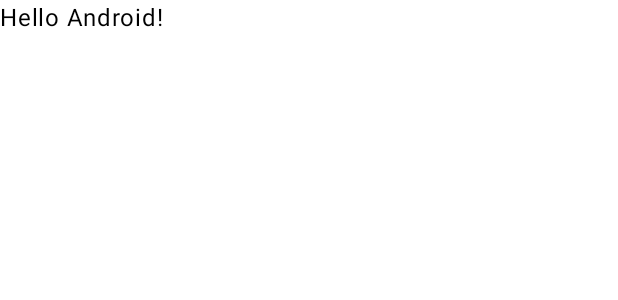
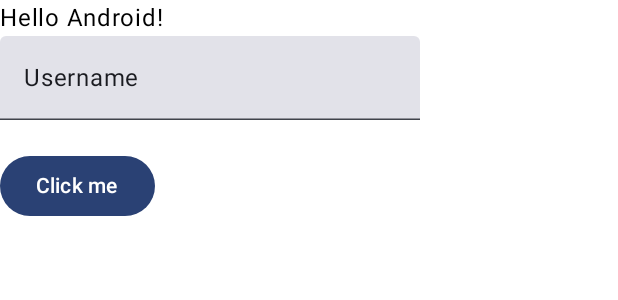
Before and after one commit to nagasaidurga/Sai_CI_CD, an Android app built with Jetpack Compose: the @Preview function GreetingPreview, on a phone screen of 412 x 824 dp. Shown: the top 300 px of the screen. Run offline under Robolectric (Android 15) with nearby library versions, the phone set to English and light mode, and no system bars; libraries missing offline, so code that uses them is left out: com.microsoft.appcenter.

Commit message:
added changes

```diff
--- a/app/src/main/java/com/example/sai_ci_cd_app/MainActivity.kt
+++ b/app/src/main/java/com/example/sai_ci_cd_app/MainActivity.kt
@@ -4,13 +4,19 @@ import android.os.Bundle
 import androidx.activity.ComponentActivity
 import androidx.activity.compose.setContent
 import androidx.activity.enableEdgeToEdge
+import androidx.compose.foundation.layout.Column
+import androidx.compose.foundation.layout.Spacer
 import androidx.compose.foundation.layout.fillMaxSize
+import androidx.compose.foundation.layout.height
 import androidx.compose.foundation.layout.padding
+import androidx.compose.material3.Button
 import androidx.compose.material3.Scaffold
 import androidx.compose.material3.Text
+import androidx.compose.material3.TextField
 import androidx.compose.runtime.Composable
 import androidx.compose.ui.Modifier
 import androidx.compose.ui.tooling.preview.Preview
+import androidx.compose.ui.unit.dp
 import com.example.sai_ci_cd_app.ui.theme.Sai_CI_CD_appTheme
 import com.microsoft.appcenter.AppCenter
 import com.microsoft.appcenter.analytics.Analytics
@@ -21,6 +27,10 @@ class MainActivity : ComponentActivity() {
     override fun onCreate(savedInstanceState: Bundle?) {
         super.onCreate(savedInstanceState)
         enableEdgeToEdge()
+        AppCenter.start(
+            application, "3a3a062e-be87-41e8-b3f5-2ec722bc9788",
+            Analytics::class.java, Crashes::class.java
+        )
         setContent {
             Sai_CI_CD_appTheme {
                 Scaffold(modifier = Modifier.fillMaxSize()) { innerPadding ->
@@ -31,19 +41,27 @@ class MainActivity : ComponentActivity() {
                 }
             }
         }
-        AppCenter.start(
-            application, "3a3a062e-be87-41e8-b3f5-2ec722bc9788",
-            Analytics::class.java, Crashes::class.java
-        )
+
     }
 }
 
 @Composable
 fun Greeting(name: String, modifier: Modifier = Modifier) {
-    Text(
-        text = "Hello $name!",
-        modifier = modifier
-    )
+    Column {
+
+        Text(
+            text = "Hello $name!",
+            modifier = modifier
+        )
+        TextField(value = "Username", onValueChange ={} )
+        Spacer(modifier = Modifier.height(20.dp))
+        Button(onClick = {
+            Crashes.generateTestCrash()
+        }) {
+            Text("Click me")
+        }
+    }
+
 }
 
 @Preview(showBackground = true)
```
